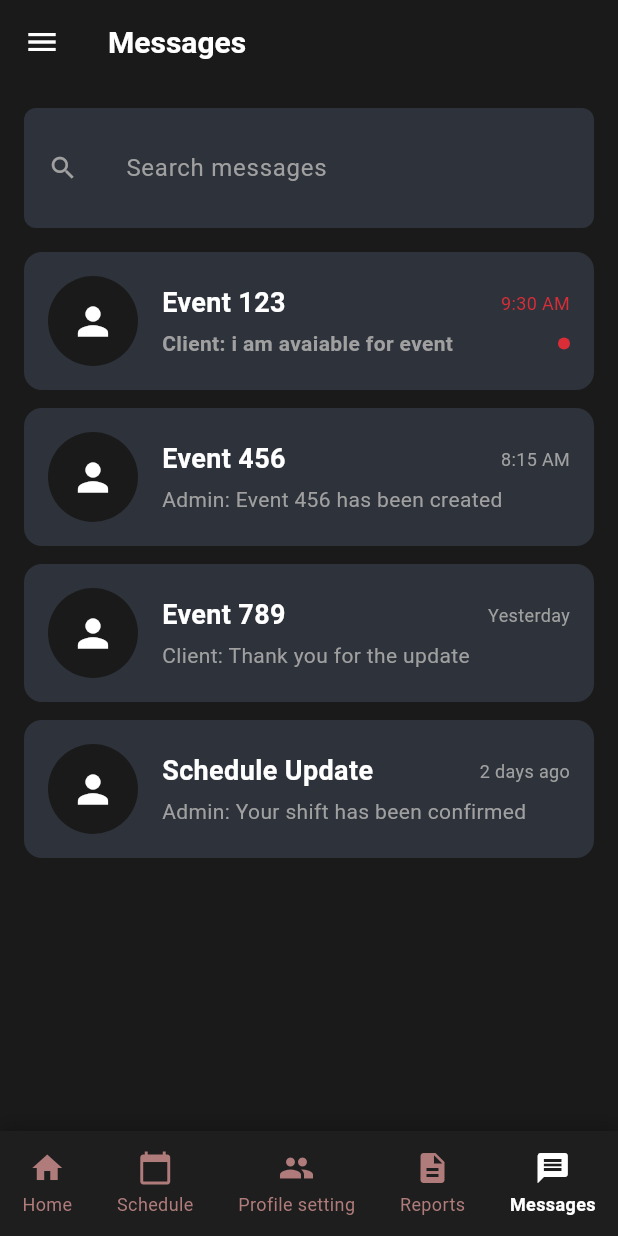
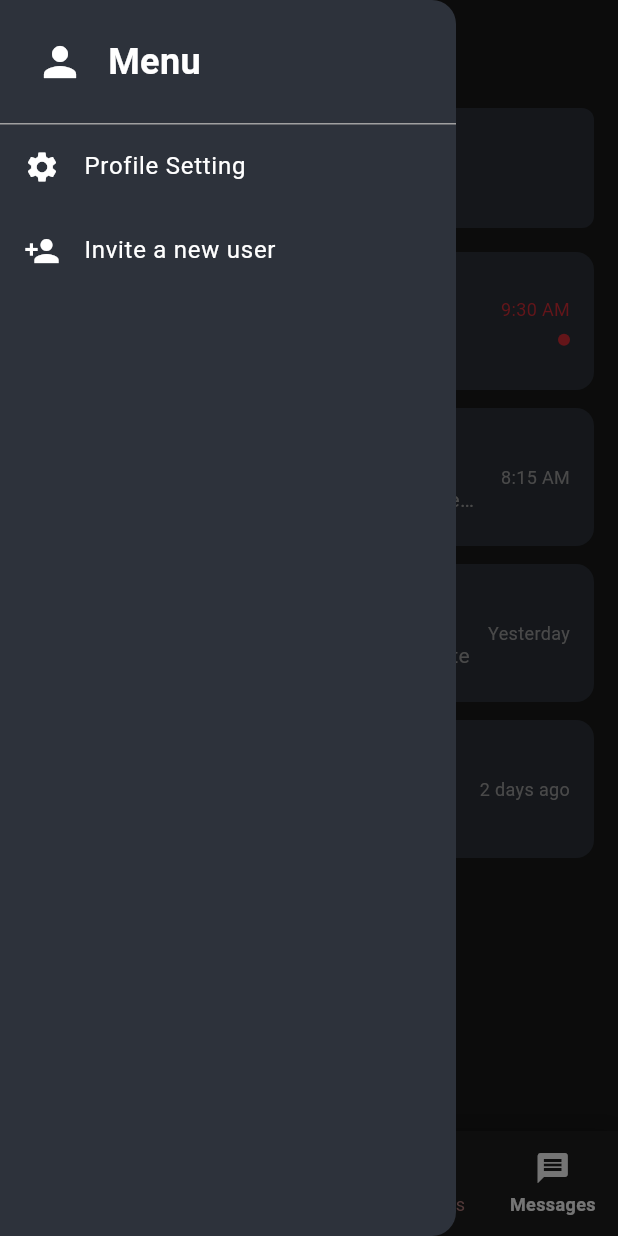
Before and after one commit to Crypto1181/smithems, a Flutter app: the MessagesListScreen screen opened by its route, with the side drawer open (before the commit the screen has no drawer), on a phone screen of 412 x 824 dp. Run offline on Flutter 3.47's test engine with Material 3 defaults, Android fonts, the phone set to English and light mode, and no system bars.

Commit message:
Add drawer menu to Schedule and Messages screens, redesign Messages page layout

```diff
--- a/lib/screens/medic_schedule_hub_screen.dart
+++ b/lib/screens/medic_schedule_hub_screen.dart
@@ -1,6 +1,7 @@
 import 'package:flutter/material.dart';
 import '../constants/colors.dart';
 import '../widgets/bottom_nav_bar.dart';
+import '../widgets/app_drawer.dart';
 import 'client_dashboard_screen.dart';
 import 'medic_profile_setting_screen.dart';
 import 'admin_payroll_screen.dart';
@@ -32,10 +33,13 @@ class _MedicScheduleHubScreenState extends State<MedicScheduleHubScreen> {
   Widget build(BuildContext context) {
     return Scaffold(
       backgroundColor: AppColors.darkBackground,
+      drawer: const AppDrawer(),
       appBar: AppBar(
         leading: IconButton(
           icon: const Icon(Icons.menu),
-          onPressed: () {},
+          onPressed: () {
+            Scaffold.of(context).openDrawer();
+          },
         ),
         title: const Text('Schedule'),
         actions: [
--- a/lib/screens/messages_list_screen.dart
+++ b/lib/screens/messages_list_screen.dart
@@ -1,6 +1,7 @@
 import 'package:flutter/material.dart';
 import '../constants/colors.dart';
 import '../widgets/bottom_nav_bar.dart';
+import '../widgets/app_drawer.dart';
 import 'client_dashboard_screen.dart';
 import 'medic_schedule_hub_screen.dart';
 import 'medic_profile_setting_screen.dart';
@@ -51,10 +52,13 @@ class _MessagesListScreenState extends State<MessagesListScreen> {
   Widget build(BuildContext context) {
     return Scaffold(
       backgroundColor: AppColors.darkBackground,
+      drawer: const AppDrawer(),
       appBar: AppBar(
         leading: IconButton(
           icon: const Icon(Icons.menu),
-          onPressed: () {},
+          onPressed: () {
+            Scaffold.of(context).openDrawer();
+          },
         ),
         title: const Text('Messages'),
       ),
@@ -194,11 +198,7 @@ class _MessagesListScreenState extends State<MessagesListScreen> {
               child: Column(
                 crossAxisAlignment: CrossAxisAlignment.start,
                 children: [
-                  Row(
-                    mainAxisAlignment: MainAxisAlignment.spaceBetween,
-                    children: [
-                      Expanded(
-                        child: Text(
+                  Text(
                     conversation['title'],
                     style: TextStyle(
                       color: AppColors.textWhite,
@@ -209,7 +209,26 @@ class _MessagesListScreenState extends State<MessagesListScreen> {
                     ),
                     overflow: TextOverflow.ellipsis,
                   ),
+                  const SizedBox(height: 4),
+                  Text(
+                    '${conversation['sender']}: ${conversation['lastMessage']}',
+                    style: TextStyle(
+                      color: AppColors.textLightGray,
+                      fontSize: 14,
+                      fontWeight: conversation['unread'] == true
+                          ? FontWeight.w600
+                          : FontWeight.normal,
                     ),
+                    overflow: TextOverflow.ellipsis,
+                    maxLines: 1,
+                  ),
+                ],
+              ),
+            ),
+            const SizedBox(width: 12),
+            Column(
+              crossAxisAlignment: CrossAxisAlignment.end,
+              children: [
                 Text(
                   conversation['time'],
                   style: TextStyle(
@@ -219,25 +238,8 @@ class _MessagesListScreenState extends State<MessagesListScreen> {
                     fontSize: 12,
                   ),
                 ),
-                    ],
-                  ),
-                  const SizedBox(height: 4),
-                  Row(
-                    children: [
-                      Expanded(
-                        child: Text(
-                          '${conversation['sender']}: ${conversation['lastMessage']}',
-                          style: TextStyle(
-                            color: AppColors.textLightGray,
-                            fontSize: 14,
-                            fontWeight: conversation['unread'] == true
-                                ? FontWeight.w600
-                                : FontWeight.normal,
-                          ),
-                          overflow: TextOverflow.ellipsis,
-                        ),
-                      ),
-                      if (conversation['unread'] == true)
+                if (conversation['unread'] == true) ...[
+                  const SizedBox(height: 8),
                   Container(
                     width: 8,
                     height: 8,
@@ -247,9 +249,7 @@ class _MessagesListScreenState extends State<MessagesListScreen> {
                     ),
                   ),
                 ],
-                  ),
               ],
-              ),
             ),
           ],
         ),
--- /dev/null
+++ b/lib/widgets/app_drawer.dart
@@ -0,0 +1,78 @@
+import 'package:flutter/material.dart';
+import '../constants/colors.dart';
+
+class AppDrawer extends StatelessWidget {
+  const AppDrawer({super.key});
+
+  @override
+  Widget build(BuildContext context) {
+    return Drawer(
+      backgroundColor: AppColors.darkCardBackground,
+      child: SafeArea(
+        child: Column(
+          children: [
+            const Padding(
+              padding: EdgeInsets.all(24),
+              child: Row(
+                children: [
+                  Icon(
+                    Icons.person,
+                    color: AppColors.textWhite,
+                    size: 32,
+                  ),
+                  SizedBox(width: 16),
+                  Text(
+                    'Menu',
+                    style: TextStyle(
+                      color: AppColors.textWhite,
+                      fontSize: 24,
+                      fontWeight: FontWeight.bold,
+                    ),
+                  ),
+                ],
+              ),
+            ),
+            const Divider(
+              color: AppColors.textLightGray,
+              height: 1,
+            ),
+            ListTile(
+              leading: const Icon(
+                Icons.settings,
+                color: AppColors.textWhite,
+              ),
+              title: const Text(
+                'Profile Setting',
+                style: TextStyle(
+                  color: AppColors.textWhite,
+                  fontSize: 16,
+                ),
+              ),
+              onTap: () {
+                Navigator.pop(context);
+                Navigator.pushNamed(context, '/medic-profile-setting');
+              },
+            ),
+            ListTile(
+              leading: const Icon(
+                Icons.person_add,
+                color: AppColors.textWhite,
+              ),
+              title: const Text(
+                'Invite a new user',
+                style: TextStyle(
+                  color: AppColors.textWhite,
+                  fontSize: 16,
+                ),
+              ),
+              onTap: () {
+                Navigator.pop(context);
+                Navigator.pushNamed(context, '/admin-invite');
+              },
+            ),
+          ],
+        ),
+      ),
+    );
+  }
+}
```
Also changed, not shown: Untitled (1)/Admin user Management.png (added). Lines whose indentation alone changed are shown as unchanged.
